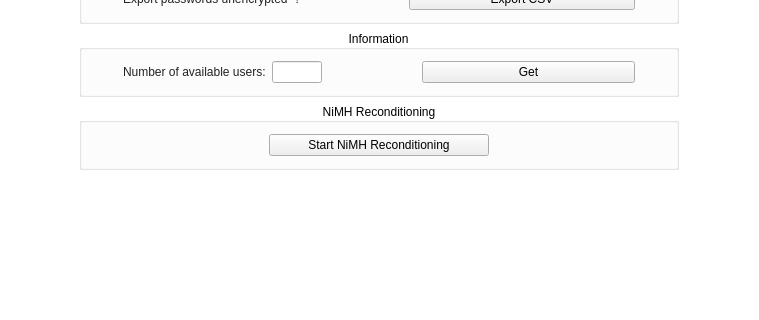
Above: src/MainWindow.ui from mooltipass/moolticute before the change; both pictures show x 102 to 861 and y 329 to 649 of the 963 by 649 pixel window. Below: the same form after it.
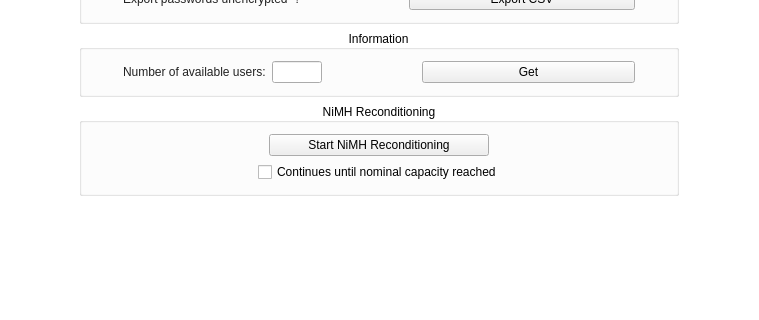
That is the form after the change. The open tabs and pages were chosen to show the change. Icons and pictures are not drawn. Custom widgets are drawn as their Qt base class.

Commit message: [BLE] Add option to continue recondition

```diff
--- a/src/MainWindow.ui
+++ b/src/MainWindow.ui
@@ -5199,6 +5199,55 @@
              </item>
             </layout>
            </item>
+           <item>
+            <layout class="QHBoxLayout" name="horizontalLayout_74">
+             <item>
+              <spacer name="horizontalSpacer_64">
+               <property name="orientation">
+                <enum>Qt::Horizontal</enum>
+               </property>
+               <property name="sizeType">
+                <enum>QSizePolicy::Fixed</enum>
+               </property>
+               <property name="sizeHint" stdset="0">
+                <size>
+                 <width>165</width>
+                 <height>20</height>
+                </size>
+               </property>
+              </spacer>
+             </item>
+             <item>
+              <widget class="QCheckBox" name="checkBoxContinueRecondition">
+               <property name="layoutDirection">
+                <enum>Qt::LeftToRight</enum>
+               </property>
+               <property name="styleSheet">
+                <string notr="true"/>
+               </property>
+               <property name="text">
+                <string>Continues until nominal capacity reached</string>
+               </property>
+              </widget>
+             </item>
+             <item>
+              <spacer name="horizontalSpacer_65">
+               <property name="orientation">
+                <enum>Qt::Horizontal</enum>
+               </property>
+               <property name="sizeType">
+                <enum>QSizePolicy::Fixed</enum>
+               </property>
+               <property name="sizeHint" stdset="0">
+                <size>
+                 <width>150</width>
+                 <height>20</height>
+                </size>
+               </property>
+              </spacer>
+             </item>
+            </layout>
+           </item>
           </layout>
          </widget>
         </item>
```
Left out of the diff: 156 changed lines with no effect on the pictures. The commit also changes 8 other files.
